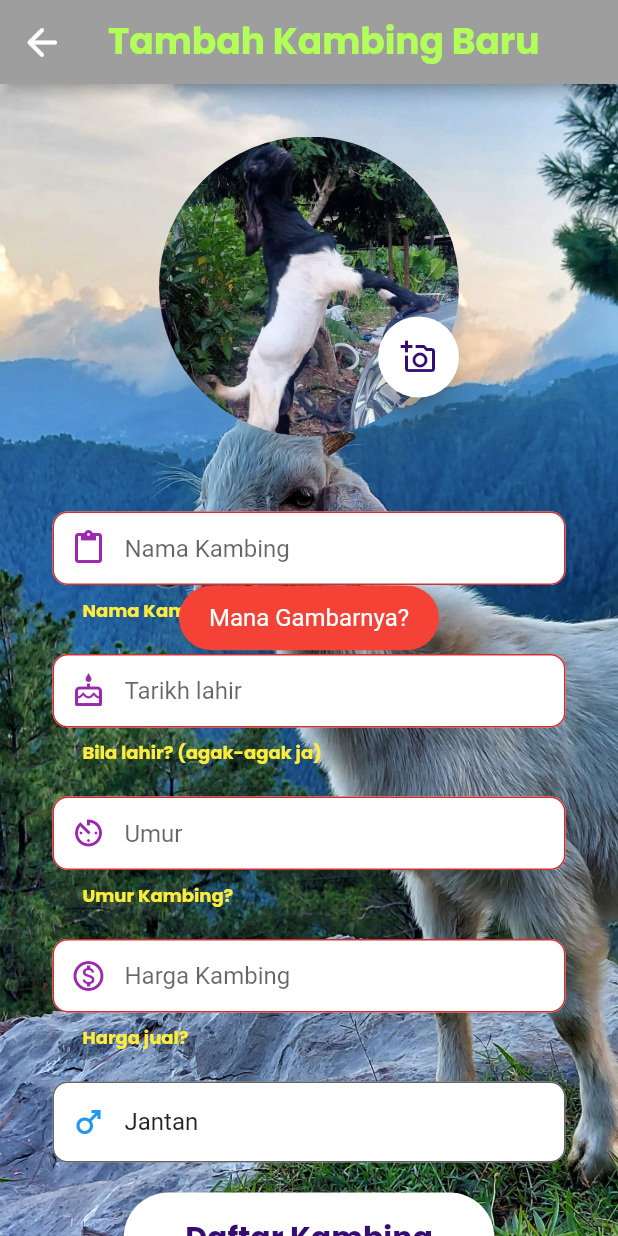
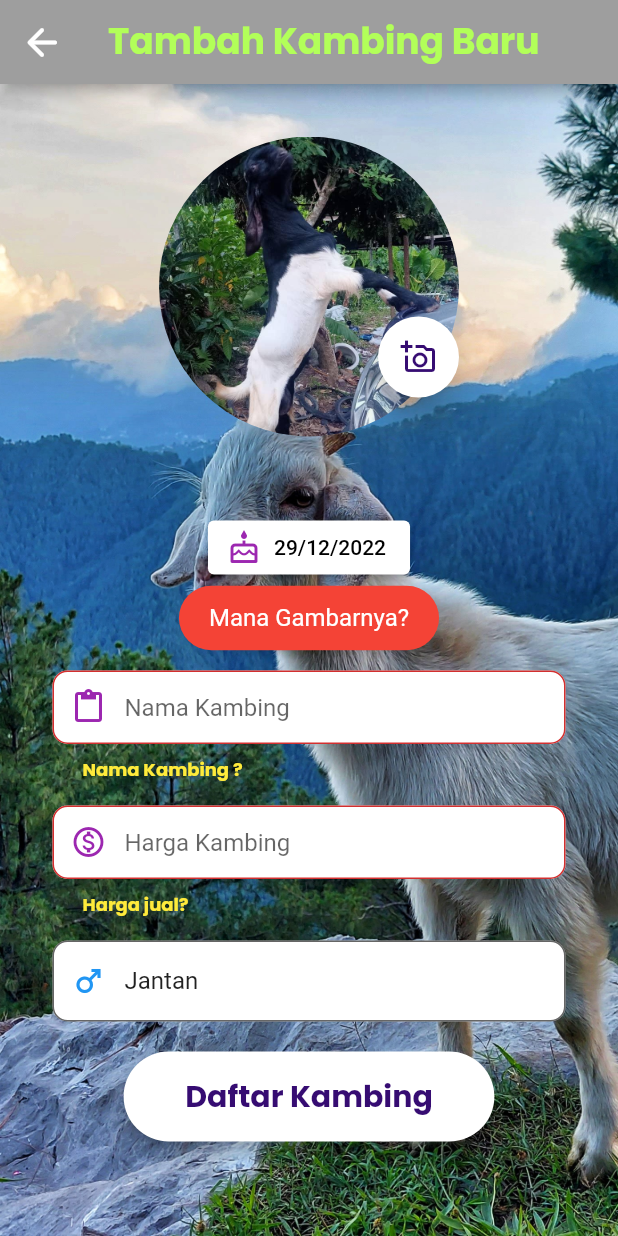
Before and after one commit to datsabahandude/kambing_padula, a Flutter app: the add_goat screen opened directly, after a tap on "Daftar Kambing", on a phone screen of 412 x 824 dp. Run offline on Flutter 3.47's test engine with Material 2 defaults, Android fonts, the phone set to English and light mode, and no system bars; our stand-ins replace fluttertoast, google_fonts, image_picker.

Commit message:
[auto calculate age] #5

```diff
--- a/lib/add_kambing/add_goat.dart
+++ b/lib/add_kambing/add_goat.dart
@@ -20,11 +20,9 @@ class _add_goatState extends State<add_goat> with SingleTickerProviderStateMixin
   final _formkey = GlobalKey<FormState>();
   final jantina = ['Jantan','Betina','LGBTQ'];
   String? _selectedVal = '';
-  String date = '${DateTime.now()}';
+  DateTime datenow = DateTime.now();
+  String umur = '';
   final namaEditingController = new TextEditingController();
-  final lahirEditingController = new TextEditingController();
-  final umurEditingController = new TextEditingController();
-  final jantinaEditingController = new TextEditingController();
   final hargaEditingController = new TextEditingController();
   File? image;
   // UploadTask? uploadTask;
@@ -91,70 +89,13 @@ class _add_goatState extends State<add_goat> with SingleTickerProviderStateMixin
               borderRadius: BorderRadius.circular(10),
             )
         ));
-    final lahirField = TextFormField(
-        autofocus: false,
-        controller: lahirEditingController,
-        keyboardType: TextInputType.emailAddress,
-        validator: (value) {
-          if (value!.isEmpty) {
-            return 'Bila lahir? (agak-agak ja)';
-          }
-        },
-        onSaved: (value){
-          lahirEditingController.text = value!;
-        },
-        textInputAction: TextInputAction.next,
-        decoration: InputDecoration(
-            floatingLabelBehavior: FloatingLabelBehavior.never,
-            errorStyle: GoogleFonts.poppins(
-              textStyle: TextStyle(
-                fontSize: 12.0,
-                color: Colors.yellow,
-                fontWeight: FontWeight.w700,
-              ),),
-            fillColor: Colors.white,
-            filled: true,
-            prefixIcon: Icon(Icons.cake_outlined, color: Colors.purple),
-            contentPadding: EdgeInsets.fromLTRB(20, 15, 20, 15),
-            hintText: "Tarikh lahir",
-            border: OutlineInputBorder(
-              borderRadius: BorderRadius.circular(10),
-            )
-        ));
-    final umurField = TextFormField(
-        autofocus: false,
-        controller: umurEditingController,
-        keyboardType: TextInputType.emailAddress,
-        validator: (value) {
-          if (value!.isEmpty) {
-            return 'Umur Kambing?';
-          }
-        },
-        onSaved: (value){
-          umurEditingController.text = value!;
-        },
-        textInputAction: TextInputAction.next,
-        decoration: InputDecoration(
-            floatingLabelBehavior: FloatingLabelBehavior.never,
-            errorStyle: GoogleFonts.poppins(
-              textStyle: TextStyle(
-                fontSize: 12.0,
-                color: Colors.yellow,
-                fontWeight: FontWeight.w700,
-              ),),
-            fillColor: Colors.white,
-            filled: true,
-            prefixIcon: Icon(Icons.av_timer, color: Colors.purple),
-            contentPadding: EdgeInsets.fromLTRB(20, 15, 20, 15),
-            hintText: "Umur",
-            border: OutlineInputBorder(
-              borderRadius: BorderRadius.circular(10),
-            )
-        ));
     final hargaField = TextFormField(
         autofocus: false,
         controller: hargaEditingController,
-        keyboardType: TextInputType.emailAddress,
+        keyboardType: TextInputType.numberWithOptions(decimal: true),
+        inputFormatters: <TextInputFormatter>[
+          FilteringTextInputFormatter.allow(RegExp(r'^(\d+)?\.?\d{0,2}'))
+        ],
         validator: (value) {
           if (value!.isEmpty) {
             return 'Harga jual?';
@@ -296,10 +237,35 @@ class _add_goatState extends State<add_goat> with SingleTickerProviderStateMixin
                     ],
                   ),
                   SizedBox(height: 50.0,),
-                  namaField, SizedBox(height: 20.0,),
-                  lahirField, SizedBox(height: 20.0,),
-                  umurField, SizedBox(height: 20.0,),
-                  hargaField, SizedBox(height: 20.0,),
+                  ElevatedButton.icon(
+                    onPressed: () async{
+                      DateTime? newdate = await showDatePicker(
+                        context: context,
+                        initialDate: datenow,
+                        firstDate: DateTime(2000),
+                        lastDate: DateTime(2100),
+                      );
+                      if (newdate == null) return;
+                      setState(() => datenow = newdate);
+                      umur = '${DateTime.now().year-datenow.year} tahun ${DateTime.now().month-datenow.month}';
+                    },
+                    icon: Icon(Icons.cake_outlined, color: Colors.purple),
+                    label: Text('${datenow.day}/${datenow.month}/${datenow.year}'),
+                    style: ButtonStyle(
+                        backgroundColor: MaterialStateProperty.all(Colors.white)
+                    ),
+                  ),
+                  ElevatedButton.icon(
+                    onPressed: () {},
+                    icon: Icon(Icons.av_timer, color: Colors.purple),
+                    label: Text('Umur: '+ umur),
+                    style: ButtonStyle(
+                        backgroundColor: MaterialStateProperty.all(Colors.white)
+                    ),
+                  ),
+                  SizedBox(height: 10.0,),
+                  namaField, SizedBox(height: 15.0,),
+                  hargaField, SizedBox(height: 15.0,),
                   DropdownButtonFormField(
                     value: _selectedVal,
                     items: jantina.map(
```
